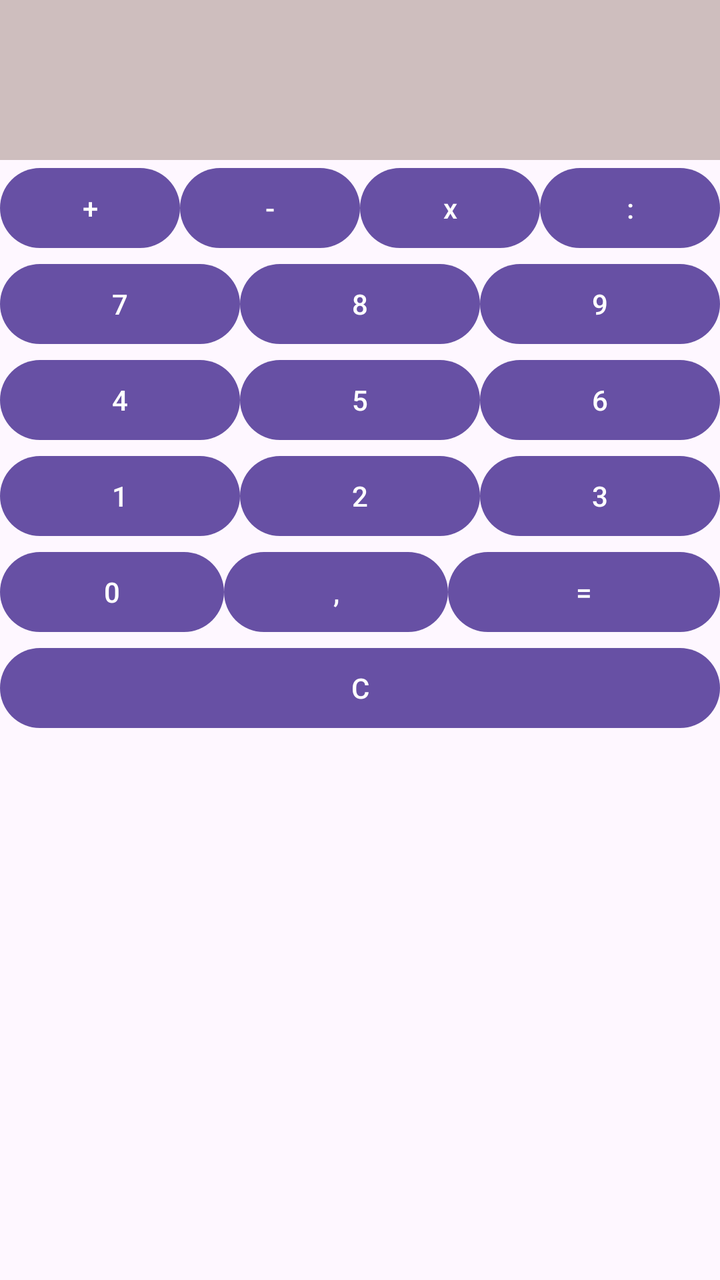
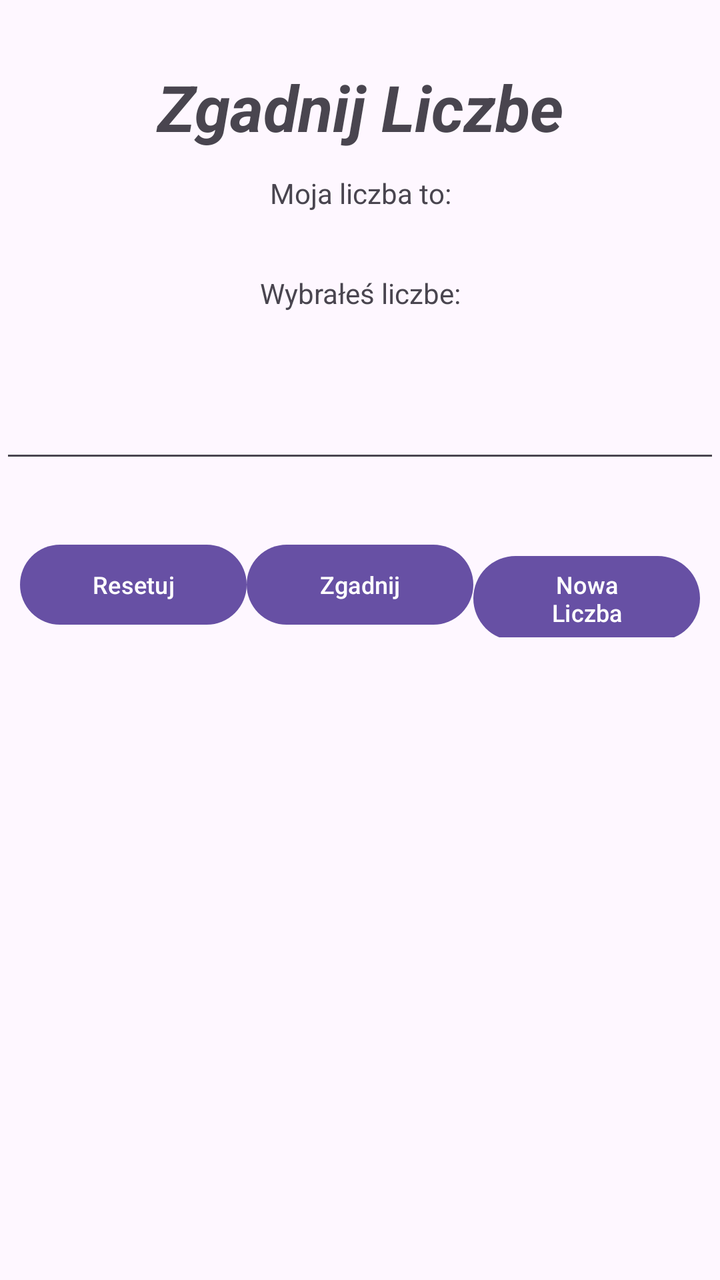

Compare the two renders of this Android layout. The source of the first and the diff that turns it into the second are given below.
<!-- AndroidManifest.xml: application theme Theme.ObslugaZdarzen -->
<!-- res/layout/activity_main.xml -->
<?xml version="1.0" encoding="utf-8"?>
<LinearLayout xmlns:android="http://schemas.android.com/apk/res/android"
    xmlns:app="http://schemas.android.com/apk/res-auto"
    xmlns:tools="http://schemas.android.com/tools"
    android:id="@+id/main"
    android:layout_width="match_parent"
    android:layout_height="match_parent"
    android:orientation="vertical"
    tools:context=".MainActivity">

    <TextView
        android:id="@+id/tvResult"
        android:layout_width="match_parent"
        android:layout_height="80dp"
        android:background="#CEBEBE"
        android:gravity="bottom|right"
        android:text=""
        android:textSize="32sp" />

    <LinearLayout
        android:layout_width="match_parent"
        android:layout_height="wrap_content"
        android:weightSum="4"
        android:orientation="horizontal">

        <Button
            android:id="@+id/btAdd"
            android:layout_width="wrap_content"
            android:layout_height="match_parent"
            android:text="+"
            android:layout_weight="1"/>

        <Button
            android:id="@+id/btSub"
            android:layout_width="wrap_content"
            android:layout_height="match_parent"
            android:text="-"
            android:layout_weight="1"/>

        <Button
            android:id="@+id/btMul"
            android:layout_width="wrap_content"
            android:layout_height="match_parent"
            android:text="x"
            android:layout_weight="1"/>

        <Button
            android:id="@+id/btDiv"
            android:layout_width="wrap_content"
            android:layout_height="match_parent"
            android:text=":"
            android:layout_weight="1"/>

    </LinearLayout>

    <LinearLayout
        android:layout_width="match_parent"
        android:layout_height="wrap_content"
        android:weightSum="3"
        android:orientation="horizontal">

        <Button
            android:id="@+id/bt7"
            android:layout_width="wrap_content"
            android:layout_height="match_parent"
            android:text="7"
            android:layout_weight="1"/>

        <Button
            android:id="@+id/bt8"
            android:layout_width="wrap_content"
            android:layout_height="match_parent"
            android:text="8"
            android:layout_weight="1"/>

        <Button
            android:id="@+id/bt9"
            android:layout_width="wrap_content"
            android:layout_height="match_parent"
            android:text="9"
            android:layout_weight="1"/>

    </LinearLayout>

    <LinearLayout
        android:layout_width="match_parent"
        android:layout_height="wrap_content"
        android:weightSum="3"
        android:orientation="horizontal">

        <Button
            android:id="@+id/bt4"
            android:layout_width="wrap_content"
            android:layout_height="match_parent"
            android:text="4"
            android:layout_weight="1"/>

        <Button
            android:id="@+id/bt5"
            android:layout_width="wrap_content"
            android:layout_height="match_parent"
            android:text="5"
            android:layout_weight="1"/>

        <Button
            android:id="@+id/bt6"
            android:layout_width="wrap_content"
            android:layout_height="match_parent"
            android:text="6"
            android:layout_weight="1"/>

    </LinearLayout>

    <LinearLayout
        android:layout_width="match_parent"
        android:layout_height="wrap_content"
        android:weightSum="3"
        android:orientation="horizontal">

        <Button
            android:id="@+id/bt1"
            android:layout_width="wrap_content"
            android:layout_height="match_parent"
            android:text="1"
            android:layout_weight="1"/>

        <Button
            android:id="@+id/bt2"
            android:layout_width="wrap_content"
            android:layout_height="match_parent"
            android:text="2"
            android:layout_weight="1"/>

        <Button
            android:id="@+id/bt3"
            android:layout_width="wrap_content"
            android:layout_height="match_parent"
            android:text="3"
            android:layout_weight="1"/>

    </LinearLayout>

    <LinearLayout
        android:layout_width="match_parent"
        android:layout_height="wrap_content"
        android:weightSum="4"
        android:orientation="horizontal">

        <Button
            android:id="@+id/bt0"
            android:layout_width="wrap_content"
            android:layout_height="match_parent"
            android:text="0"
            android:layout_weight="1"/>

        <Button
            android:id="@+id/btComma"
            android:layout_width="wrap_content"
            android:layout_height="match_parent"
            android:text=","
            android:layout_weight="1"/>

        <Button
            android:id="@+id/btEq"
            android:layout_width="wrap_content"
            android:layout_height="match_parent"
            android:text="="
            android:layout_weight="2"/>

    </LinearLayout>

    <Button
        android:id="@+id/btClear"
        android:layout_width="match_parent"
        android:layout_height="wrap_content"
        android:text="C"/>


</LinearLayout>
<!-- resources referenced by this layout -->
<resources>
  <style name="Theme.ObslugaZdarzen" parent="Base.Theme.ObslugaZdarzen" />
  <style name="Base.Theme.ObslugaZdarzen" parent="Theme.Material3.DayNight.NoActionBar">
          
          
      </style>
</resources>

<!-- the commit's change to res/layout/activity_main.xml (unified diff, before → after) -->
@@ -1,6 +1,5 @@
 <?xml version="1.0" encoding="utf-8"?>
 <LinearLayout xmlns:android="http://schemas.android.com/apk/res/android"
-    xmlns:app="http://schemas.android.com/apk/res-auto"
     xmlns:tools="http://schemas.android.com/tools"
     android:id="@+id/main"
     android:layout_width="match_parent"
@@ -8,172 +7,87 @@
     android:orientation="vertical"
     tools:context=".MainActivity">
 
+
     <TextView
-        android:id="@+id/tvResult"
+        android:id="@+id/tvTitle"
         android:layout_width="match_parent"
-        android:layout_height="80dp"
-        android:background="#CEBEBE"
-        android:gravity="bottom|right"
-        android:text=""
-        android:textSize="32sp" />
+        android:layout_height="wrap_content"
+        android:layout_marginTop="32dp"
+        android:gravity="center"
+        android:text="@string/app_name"
+        android:textSize="32dp"
+        android:textStyle="bold|italic"/>
+
+    <TextView
+        android:id="@+id/tvRandomNumber"
+        android:layout_marginTop="12dp"
+        android:layout_width="match_parent"
+        android:layout_height="wrap_content"
+        android:gravity="center"
+        android:text="Moja liczba to:" />
+
+    <TextView
+        android:id="@+id/tvRandomNumberShow"
+        android:layout_width="match_parent"
+        android:layout_height="wrap_content"
+        android:gravity="center"
+        android:text="" />
+
+    <TextView
+        android:id="@+id/tvGuessed"
+        android:layout_width="match_parent"
+        android:layout_height="wrap_content"
+        android:layout_marginTop="12dp"
+        android:gravity="center"
+        android:text="@string/tvGuess" />
+
+    <TextView
+        android:id="@+id/tvGuessedShow"
+        android:layout_width="match_parent"
+        android:layout_height="wrap_content"
+        android:gravity="center"
+        android:text="" />
+
+    <EditText
+        android:id="@+id/etGuess"
+        android:layout_width="match_parent"
+        android:layout_height="wrap_content"
+        android:layout_marginTop="20dp"
+        android:ems="10"
+        android:inputType="number" />
 
     <LinearLayout
         android:layout_width="match_parent"
         android:layout_height="wrap_content"
-        android:weightSum="4"
-        android:orientation="horizontal">
+        android:layout_marginTop="32dp"
+        android:layout_marginHorizontal="10dp"
+        android:orientation="horizontal"
+        android:weightSum="6">
 
         <Button
-            android:id="@+id/btAdd"
-            android:layout_width="wrap_content"
-            android:layout_height="match_parent"
-            android:text="+"
-            android:layout_weight="1"/>
+            android:id="@+id/btnClear"
+            android:layout_width="match_parent"
+            android:layout_height="wrap_content"
+            android:textSize="12dp"
+            android:layout_weight="2"
+            android:text="@string/btnClear" />
 
         <Button
-            android:id="@+id/btSub"
-            android:layout_width="wrap_content"
-            android:layout_height="match_parent"
-            android:text="-"
-            android:layout_weight="1"/>
+            android:id="@+id/btnGuess"
+            android:layout_width="match_parent"
+            android:layout_height="wrap_content"
+            android:textSize="12dp"
+            android:layout_weight="2"
+            android:text="@string/btnGuess" />
 
         <Button
-            android:id="@+id/btMul"
-            android:layout_width="wrap_content"
-            android:layout_height="match_parent"
-            android:text="x"
-            android:layout_weight="1"/>
-
-        <Button
-            android:id="@+id/btDiv"
-            android:layout_width="wrap_content"
-            android:layout_height="match_parent"
-            android:text=":"
-            android:layout_weight="1"/>
+            android:id="@+id/btnNewNumber"
+            android:layout_width="match_parent"
+            android:layout_height="wrap_content"
+            android:textSize="12dp"
+            android:layout_weight="2"
+            android:text="@string/btnNewNumber" />
 
     </LinearLayout>
 
-    <LinearLayout
-        android:layout_width="match_parent"
-        android:layout_height="wrap_content"
-        android:weightSum="3"
-        android:orientation="horizontal">
-
-        <Button
-            android:id="@+id/bt7"
-            android:layout_width="wrap_content"
-            android:layout_height="match_parent"
-            android:text="7"
-            android:layout_weight="1"/>
-
-        <Button
-            android:id="@+id/bt8"
-            android:layout_width="wrap_content"
-            android:layout_height="match_parent"
-            android:text="8"
-            android:layout_weight="1"/>
-
-        <Button
-            android:id="@+id/bt9"
-            android:layout_width="wrap_content"
-            android:layout_height="match_parent"
-            android:text="9"
-            android:layout_weight="1"/>
-
-    </LinearLayout>
-
-    <LinearLayout
-        android:layout_width="match_parent"
-        android:layout_height="wrap_content"
-        android:weightSum="3"
-        android:orientation="horizontal">
-
-        <Button
-            android:id="@+id/bt4"
-            android:layout_width="wrap_content"
-            android:layout_height="match_parent"
-            android:text="4"
-            android:layout_weight="1"/>
-
-        <Button
-            android:id="@+id/bt5"
-            android:layout_width="wrap_content"
-            android:layout_height="match_parent"
-            android:text="5"
-            android:layout_weight="1"/>
-
-        <Button
-            android:id="@+id/bt6"
-            android:layout_width="wrap_content"
-            android:layout_height="match_parent"
-            android:text="6"
-            android:layout_weight="1"/>
-
-    </LinearLayout>
-
-    <LinearLayout
-        android:layout_width="match_parent"
-        android:layout_height="wrap_content"
-        android:weightSum="3"
-        android:orientation="horizontal">
-
-        <Button
-            android:id="@+id/bt1"
-            android:layout_width="wrap_content"
-            android:layout_height="match_parent"
-            android:text="1"
-            android:layout_weight="1"/>
-
-        <Button
-            android:id="@+id/bt2"
-            android:layout_width="wrap_content"
-            android:layout_height="match_parent"
-            android:text="2"
-            android:layout_weight="1"/>
-
-        <Button
-            android:id="@+id/bt3"
-            android:layout_width="wrap_content"
-            android:layout_height="match_parent"
-            android:text="3"
-            android:layout_weight="1"/>
-
-    </LinearLayout>
-
-    <LinearLayout
-        android:layout_width="match_parent"
-        android:layout_height="wrap_content"
-        android:weightSum="4"
-        android:orientation="horizontal">
-
-        <Button
-            android:id="@+id/bt0"
-            android:layout_width="wrap_content"
-            android:layout_height="match_parent"
-            android:text="0"
-            android:layout_weight="1"/>
-
-        <Button
-            android:id="@+id/btComma"
-            android:layout_width="wrap_content"
-            android:layout_height="match_parent"
-            android:text=","
-            android:layout_weight="1"/>
-
-        <Button
-            android:id="@+id/btEq"
-            android:layout_width="wrap_content"
-            android:layout_height="match_parent"
-            android:text="="
-            android:layout_weight="2"/>
-
-    </LinearLayout>
-
-    <Button
-        android:id="@+id/btClear"
-        android:layout_width="match_parent"
-        android:layout_height="wrap_content"
-        android:text="C"/>
-
-
 </LinearLayout>
<!-- resource entries referenced after the edit -->
@@ -1,5 +1,10 @@
 <!-- resources referenced by this layout -->
 <resources>
+  <string name="app_name">Zgadnij Liczbe</string>
+  <string name="btnClear">Resetuj</string>
+  <string name="btnGuess">Zgadnij</string>
+  <string name="btnNewNumber">Nowa Liczba</string>
+  <string name="tvGuess">Wybrałeś liczbe:</string>
   <style name="Theme.ObslugaZdarzen" parent="Base.Theme.ObslugaZdarzen" />
   <style name="Base.Theme.ObslugaZdarzen" parent="Theme.Material3.DayNight.NoActionBar">
           
